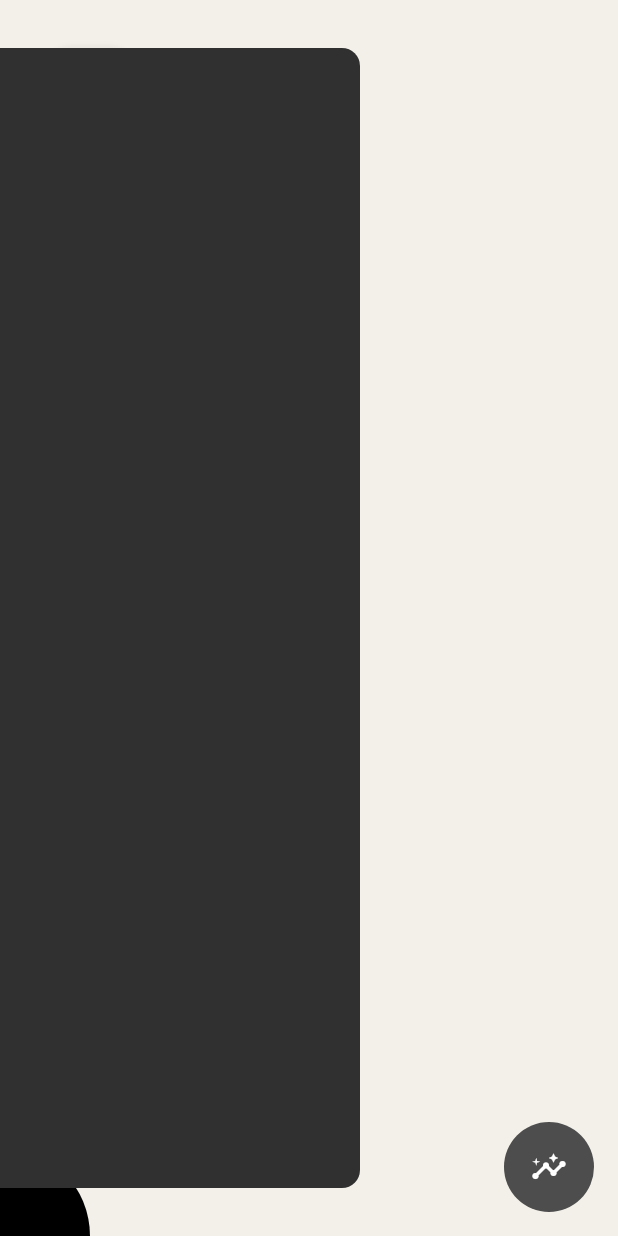
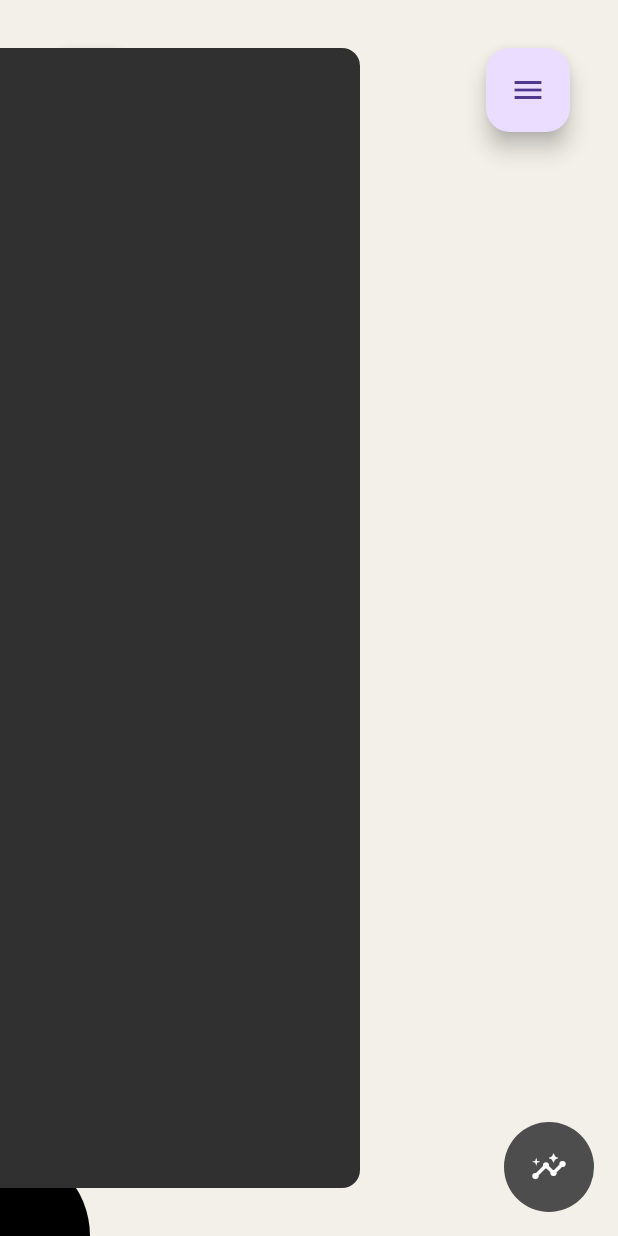
Before and after one commit to SungyeopJeong/MadWeek3, a Flutter app: the screen it shows after launch, after a tap on the "menu" icon, on a phone screen of 412 x 824 dp. Run offline on Flutter 3.47's test engine with Material 3 defaults, Android fonts, the phone set to English and light mode, and no system bars; our stand-ins replace flutter_markdown.

Commit message:
feat: 내가 잘못함

```diff
--- a/lib/main.dart
+++ b/lib/main.dart
@@ -16,11 +16,67 @@ class MainApp extends StatelessWidget {
       providers: [
         ChangeNotifierProvider(create: (_) => NoteViewModel()),
       ],
-      child: const MaterialApp(
-        home: Scaffold(
-          body: StellarView(),
-        ),
+      child: MaterialApp(
+        home: SplitScreen(),
       ),
     );
   }
 }
+
+class SplitScreen extends StatefulWidget {
+  const SplitScreen({Key? key}) : super(key: key);
+
+  @override
+  _SplitScreenState createState() => _SplitScreenState();
+}
+
+class _SplitScreenState extends State<SplitScreen> {
+  final GlobalKey<NavigatorState> navigatorKey = GlobalKey<NavigatorState>();
+  bool isNodeListVisible = false;
+
+  void toggleNodeList() {
+    setState(() {
+      isNodeListVisible = !isNodeListVisible;
+    });
+  }
+
+  @override
+  Widget build(BuildContext context) {
+    return Scaffold(
+      body: Stack(
+        children: [
+          // 메인 컨텐츠: SplitView
+          Row(
+            children: [
+              // // 왼쪽에 NodeList를 표시하는 부분
+              // isNodeListVisible
+              //     ? Expanded(
+              //         child: DirectoryView(), // NodeList를 빌드하는 함수나 위젯을 여기에 배치
+              //       )
+              //     : Container(),
+              // 오른쪽에 StellarView를 포함하는 Navigator
+              Expanded(
+                child: Navigator(
+                  key: navigatorKey,
+                  onGenerateRoute: (settings) {
+                    return MaterialPageRoute(
+                        builder: (context) => StellarView());
+                  },
+                ),
+              ),
+            ],
+          ),
+          // 오른쪽 상단에 FAB 배치
+          Positioned(
+            top: 32,
+            right: 32,
+            child: FloatingActionButton(
+              onPressed: toggleNodeList,
+              child: Icon(isNodeListVisible ? Icons.close : Icons.menu),
+            ),
+          ),
+        ],
+      ),
+    );
+  }
+}
--- a/lib/views/note_view.dart
+++ b/lib/views/note_view.dart
@@ -1,3 +1,4 @@
+import 'package:flutter/gestures.dart';
 import 'package:flutter/material.dart';
 import 'package:flutter_markdown/flutter_markdown.dart';
 import 'package:provider/provider.dart';
--- a/lib/views/stellar_view.dart
+++ b/lib/views/stellar_view.dart
@@ -71,7 +71,7 @@ class _StellarViewState extends State<StellarView>
     );
     _transformationController.addListener(_updateZoomSlider);
 
-    // InteractiveViewer의 초기 스케일을 기반으로 _currentScale 값을 설정합니다.
+// InteractiveViewer의 초기 스케일을 기반으로 _currentScale 값을 설정합니다.
     _currentScale =
         (_transformationController.value.getMaxScaleOnAxis() - _minScale) /
             (_maxScale - _minScale);
@@ -179,7 +179,8 @@ class _StellarViewState extends State<StellarView>
               : MediaQuery.of(buildContext).size.width / 3 - 32;
           return WillPopScope(
             onWillPop: () async {
-              Navigator.of(context).pop(); // 팝업을 닫을 때 호출됩니다.
+              Navigator.of(buildContext, rootNavigator: true)
+                  .pop(); // 현재 메인도 navigator이니 local의 navigator를 pop하도록 확정함
               setState(() {
                 if (selectedNode is Star) _hideOrbit(selectedNode as Star);
                 selectedNode = null;
@@ -197,7 +198,8 @@ class _StellarViewState extends State<StellarView>
                   child: NoteView(
                     node: selectedNode!,
                     onClose: () {
-                      Navigator.of(context).pop(); // 팝업을 닫을 때 호출됩니다.
+                      // onClose 콜백에서도 동일하게 rootNavigator를 true로 설정합니다.
+                      Navigator.of(buildContext, rootNavigator: true).pop();
                       setState(() {
                         if (selectedNode is Star) {
                           _hideOrbit(selectedNode as Star);
```
